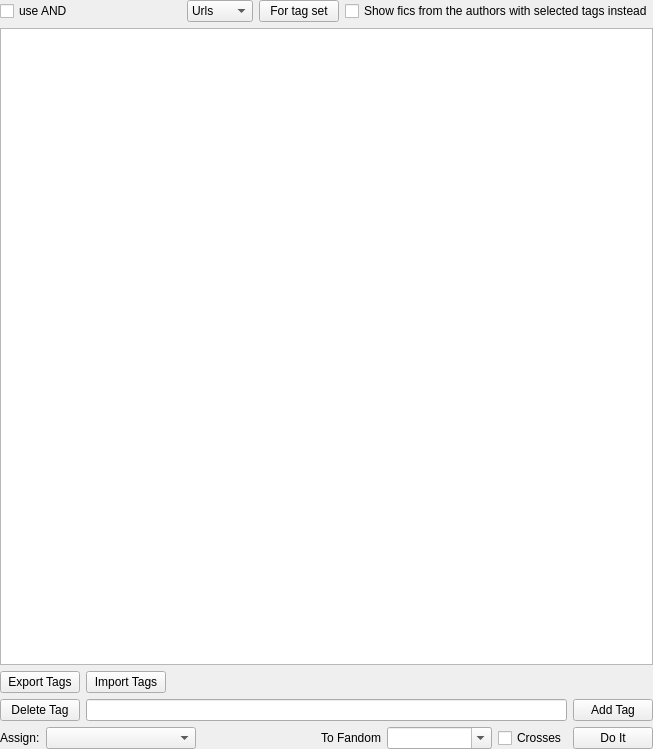
Zeks/flipper, file UI/tagwidget.ui: the form before one commit.
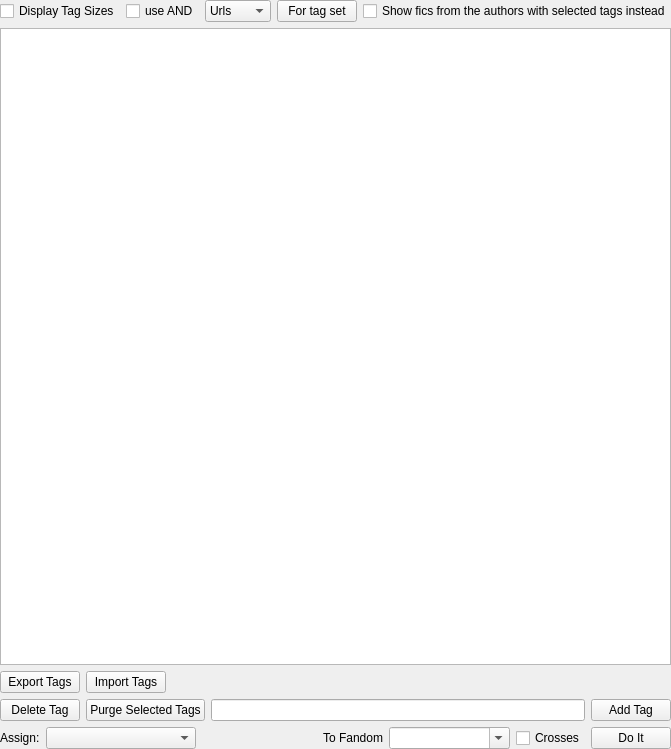
The form after the commit. Icons and pictures are not drawn.

Commit message: it is now possible how much fics belong to each tag it is now possible to purge tag from every fic

Diff of the .ui file:
```diff
--- a/UI/tagwidget.ui
+++ b/UI/tagwidget.ui
@@ -41,6 +41,13 @@
        </property>
       </widget>
      </item>
+     <item>
+      <widget class="QPushButton" name="pbPurgeSelectedTags">
+       <property name="text">
+        <string>Purge Selected Tags</string>
+       </property>
+      </widget>
+     </item>
      <item>
       <widget class="QLineEdit" name="leTag"/>
      </item>
@@ -149,6 +156,13 @@
    </item>
    <item row="0" column="0">
     <layout class="QHBoxLayout" name="horizontalLayout_3">
+     <item>
+      <widget class="QCheckBox" name="chkDisplayTagSize">
+       <property name="text">
+        <string>Display Tag Sizes</string>
+       </property>
+      </widget>
+     </item>
      <item>
       <widget class="QCheckBox" name="chkAndForTags">
        <property name="text">
```
The commit also changes 6 other files.
